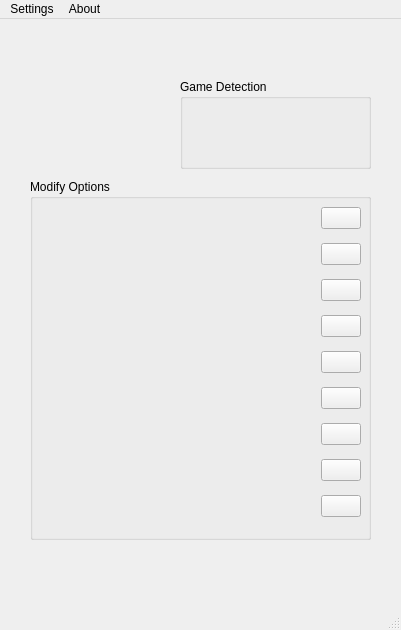
CN-Scars/MisideTrainer, file ui/mainwindow.ui: the form before one commit.
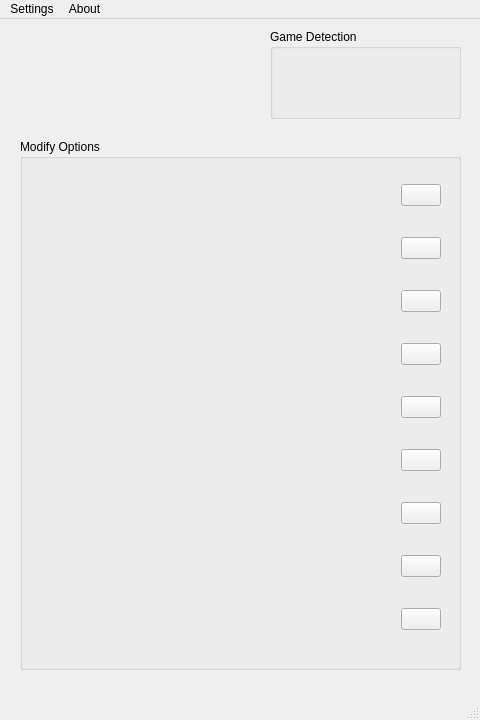
The form after the commit.

Commit message: Adjust the layout to accommodate the new modifications

Diff of the .ui file:
```diff
--- a/ui/mainwindow.ui
+++ b/ui/mainwindow.ui
@@ -6,8 +6,8 @@
    <rect>
     <x>0</x>
     <y>0</y>
-    <width>401</width>
-    <height>630</height>
+    <width>480</width>
+    <height>720</height>
    </rect>
   </property>
   <property name="windowTitle">
@@ -17,8 +17,8 @@
    <widget class="QGroupBox" name="gameDetectionGroupBox">
     <property name="geometry">
      <rect>
-      <x>180</x>
-      <y>60</y>
+      <x>270</x>
+      <y>10</y>
       <width>191</width>
       <height>90</height>
      </rect>
@@ -50,10 +50,10 @@
    <widget class="QGroupBox" name="groupBox">
     <property name="geometry">
      <rect>
-      <x>30</x>
-      <y>160</y>
-      <width>341</width>
-      <height>361</height>
+      <x>20</x>
+      <y>120</y>
+      <width>441</width>
+      <height>531</height>
      </rect>
     </property>
     <property name="title">
@@ -64,8 +64,8 @@
       <rect>
        <x>10</x>
        <y>20</y>
-       <width>321</width>
-       <height>331</height>
+       <width>411</width>
+       <height>501</height>
       </rect>
      </property>
      <layout class="QVBoxLayout" name="verticalLayout_2">
@@ -354,8 +354,8 @@
    <widget class="QLabel" name="pictureLabel">
     <property name="geometry">
      <rect>
-      <x>40</x>
-      <y>50</y>
+      <x>20</x>
+      <y>10</y>
       <width>121</width>
       <height>91</height>
      </rect>
@@ -370,7 +370,7 @@
     <rect>
      <x>0</x>
      <y>0</y>
-     <width>401</width>
+     <width>480</width>
      <height>25</height>
     </rect>
    </property>
```
The commit also changes 1 other file.
